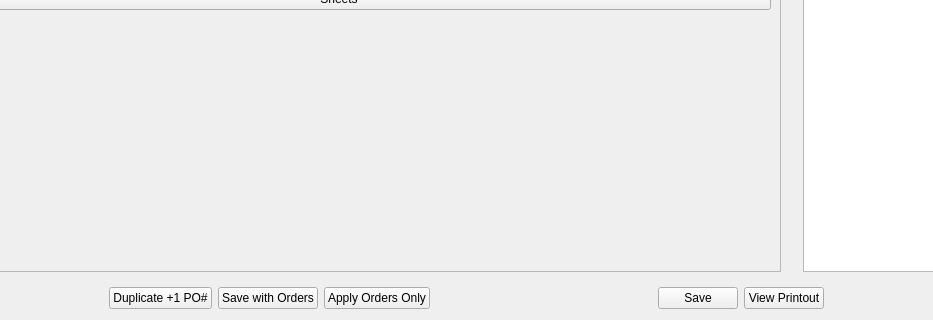
Before: the Qt Designer form ui/dialogs/purchase_order_dialog.ui in TheCodingJsoftware/Invigo, drawn with Qt 5; both pictures show x 123 to 1056 and y 316 to 636 of the 1356 by 636 pixel window.
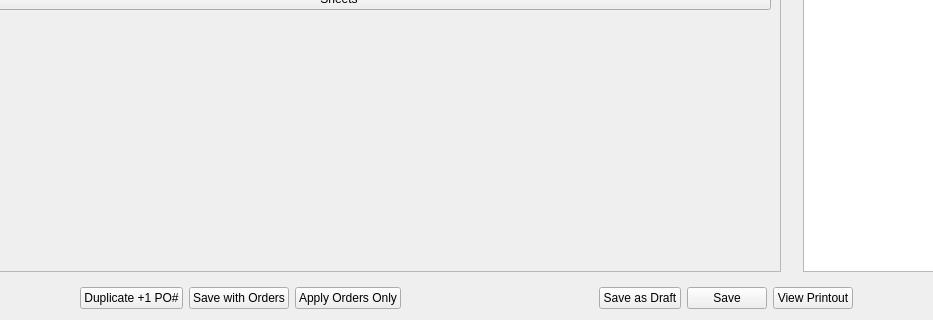
After: the same form once the commit is applied.

Diff of the .ui file:
```diff
--- a/ui/dialogs/purchase_order_dialog.ui
+++ b/ui/dialogs/purchase_order_dialog.ui
@@ -527,6 +527,13 @@
        </property>
       </spacer>
      </item>
+     <item>
+      <widget class="QPushButton" name="pushButton_save_as_draft">
+       <property name="text">
+        <string>Save as Draft</string>
+       </property>
+      </widget>
+     </item>
      <item>
       <widget class="QPushButton" name="pushButton_save">
        <property name="text">
```
